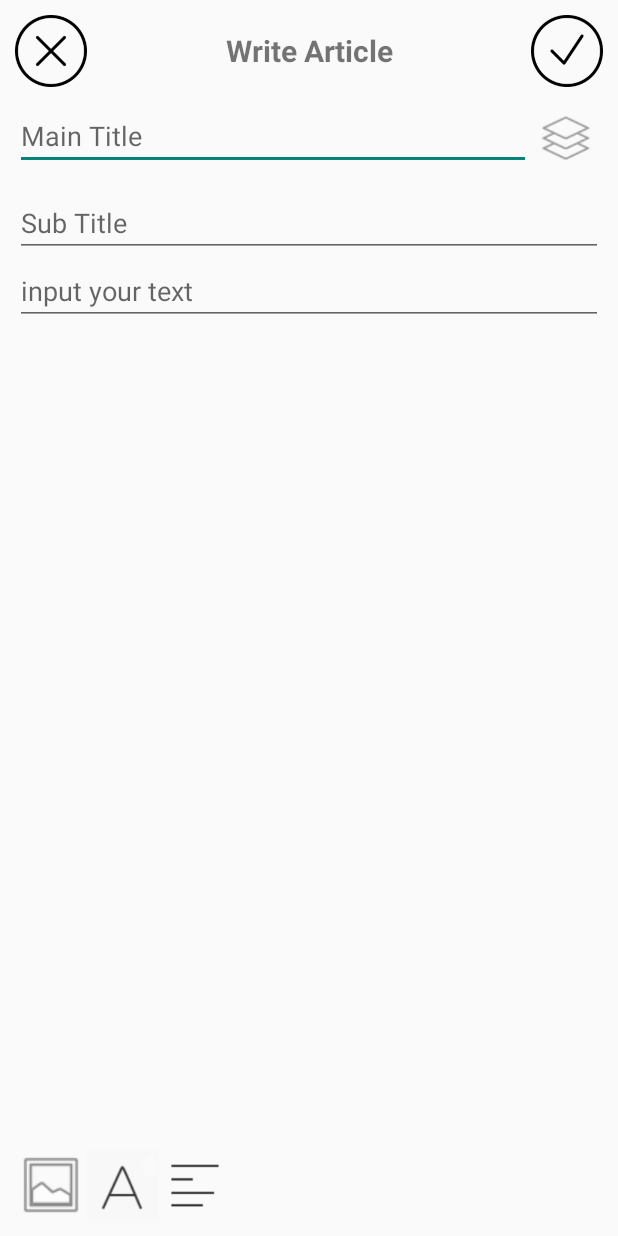
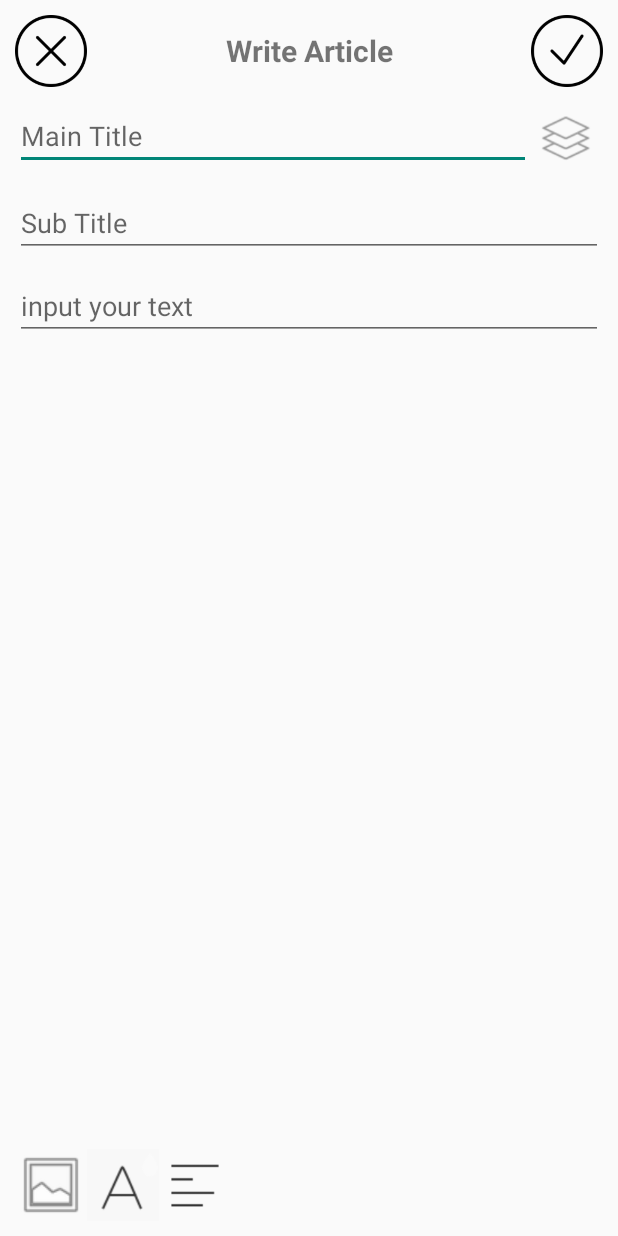
Before and after one commit to yunikim77/codeStudy, an Android app: the Lab2f_2Activity screen opened directly, with no data from a screen before it, on a phone screen of 412 x 824 dp. Run offline under Robolectric (Android 15) with nearby library versions, the phone set to English and light mode, and no system bars; Roboto replaces fonts that are not available here.

Commit message:
complete part2-final 2 missions

```diff
--- a/Android/exam1/part2-f/build.gradle
+++ b/Android/exam1/part2-f/build.gradle
@@ -7,7 +7,7 @@ android {
 
     defaultConfig {
         applicationId "com.huconn.yunikim.part2_f"
-        minSdkVersion 15
+        minSdkVersion 16
         targetSdkVersion 27
         versionCode 1
         versionName "1.0"
--- a/Android/exam1/part2-f/src/main/res/layout/activity_lab2f_2.xml
+++ b/Android/exam1/part2-f/src/main/res/layout/activity_lab2f_2.xml
@@ -1,14 +1,22 @@
 <?xml version="1.0" encoding="utf-8"?>
-<android.support.constraint.ConstraintLayout
+<LinearLayout
     xmlns:android="http://schemas.android.com/apk/res/android"
-    xmlns:app="http://schemas.android.com/apk/res-auto"
     android:layout_width="match_parent"
     android:layout_height="match_parent"
     android:orientation="vertical"
     android:padding="10dp">
 
+    <ScrollView
+        android:layout_width="match_parent"
+        android:layout_height="0dp"
+        android:layout_weight="1">
+
         <LinearLayout
-        android:id="@+id/titleLine"
+            android:layout_width="match_parent"
+            android:layout_height="match_parent"
+            android:orientation="vertical">
+
+            <LinearLayout
                 android:layout_width="match_parent"
                 android:layout_height="wrap_content"
                 android:orientation="horizontal"
@@ -41,8 +49,6 @@
             </LinearLayout>
 
             <LinearLayout
-        android:id="@+id/mainTitleLine"
-        app:layout_constraintTop_toBottomOf="@+id/titleLine"
                 android:layout_width="match_parent"
                 android:layout_height="wrap_content"
                 android:orientation="horizontal"
@@ -66,10 +72,8 @@
             </LinearLayout>
 
             <EditText
-        android:id="@+id/subTitleLine"
                 android:layout_width="match_parent"
                 android:layout_height="wrap_content"
-        app:layout_constraintTop_toBottomOf="@+id/mainTitleLine"
                 android:textSize="18sp"
                 android:inputType="text"
                 android:layout_marginBottom="10dp"
@@ -78,26 +82,29 @@
             <EditText
                 android:layout_width="match_parent"
                 android:layout_height="wrap_content"
-        app:layout_constraintTop_toBottomOf="@+id/subTitleLine"
                 android:textSize="18sp"
                 android:layout_marginBottom="10dp"
                 android:hint="@string/hintContent"/>
 
+        </LinearLayout>
+
+    </ScrollView>
+
+    <LinearLayout
+        android:layout_width="match_parent"
+        android:layout_height="wrap_content"
+        android:orientation="horizontal">
+
         <ImageView
-        android:id="@+id/imgPhoto"
             android:layout_width="wrap_content"
             android:layout_height="wrap_content"
-        app:layout_constraintBottom_toBottomOf="parent"
             android:src="@drawable/icon_photo"
             android:maxWidth="48dp"
             android:adjustViewBounds="true"/>
 
         <ImageView
-        android:id="@+id/imgColor"
             android:layout_width="wrap_content"
             android:layout_height="wrap_content"
-        app:layout_constraintLeft_toRightOf="@+id/imgPhoto"
-        app:layout_constraintBottom_toBottomOf="parent"
             android:src="@drawable/icon_color"
             android:maxWidth="48dp"
             android:adjustViewBounds="true"/>
@@ -105,10 +112,10 @@
         <ImageView
             android:layout_width="wrap_content"
             android:layout_height="wrap_content"
-        app:layout_constraintLeft_toRightOf="@+id/imgColor"
-        app:layout_constraintBottom_toBottomOf="parent"
             android:src="@drawable/icon_align"
             android:maxWidth="48dp"
             android:adjustViewBounds="true"/>
 
-</android.support.constraint.ConstraintLayout>
+    </LinearLayout>
+
+</LinearLayout>
--- a/Android/exam1/part2-f/src/main/res/values/strings.xml
+++ b/Android/exam1/part2-f/src/main/res/values/strings.xml
@@ -13,4 +13,7 @@
     <string name="hintTitle">Main Title</string>
     <string name="hintSubTitle">Sub Title</string>
     <string name="hintContent">input your text</string>
+    <string name="alertMsg">작성중인 내용을 저장하지 않고 나가시겠습니까?</string>
+    <string name="alertOK">OK</string>
+    <string name="alertNO">Cancel</string>
 </resources>
```
Also changed, not shown: Android/exam1/part2-f/src/main/java/com/huconn/yunikim/part2_f/Lab2f_2Activity.java (+29 -0 lines), 2 other files. Lines whose indentation alone changed are shown as unchanged.
